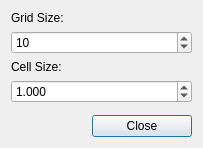
This is code/qttoolkit/leveleditor2/ui/gridsizedialog.ui in gscept/nebula-trifid as Qt 5 draws it before an edit. The edited form follows.
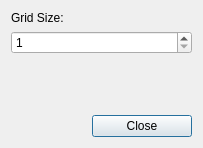
This is the edited form.

Commit message:
*level editor* new: - More decimals for matrix controller. - Grid defaults to having grid size 1. - Grid doesn't have cell size anymore (because it's basically the same as grid size).
*render*
fixed:
- Added back tonemapping on blur.

Diff of the .ui file:
```diff
--- a/code/qttoolkit/leveleditor2/ui/gridsizedialog.ui
+++ b/code/qttoolkit/leveleditor2/ui/gridsizedialog.ui
@@ -38,33 +38,7 @@
       <number>400</number>
      </property>
      <property name="value">
-      <number>10</number>
-     </property>
-    </widget>
-   </item>
-   <item>
-    <widget class="QLabel" name="label">
-     <property name="text">
-      <string>Cell Size:</string>
-     </property>
-    </widget>
-   </item>
-   <item>
-    <widget class="QDoubleSpinBox" name="CellSize">
-     <property name="whatsThis">
-      <string>Size of a single cell. 1 means 1x1 cellsize</string>
-     </property>
-     <property name="decimals">
-      <number>3</number>
-     </property>
-     <property name="minimum">
-      <double>0.100000000000000</double>
-     </property>
-     <property name="singleStep">
-      <double>0.100000000000000</double>
-     </property>
-     <property name="value">
-      <double>1.000000000000000</double>
+      <number>1</number>
      </property>
     </widget>
    </item>
```
The commit also changes 7 other files.
